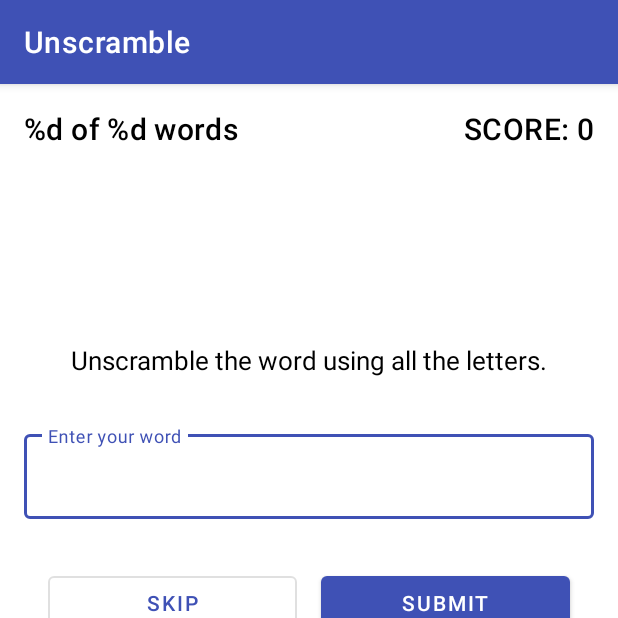
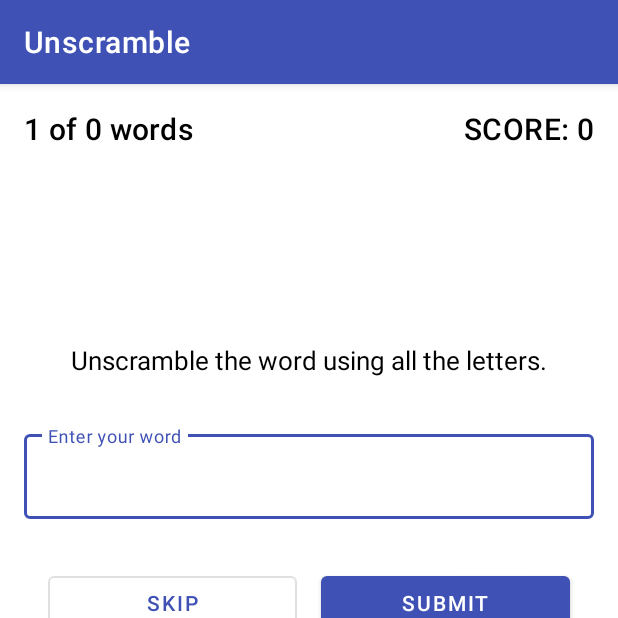
Before and after one commit to naman2807/UnscrambleAppUsingLiveDataAndDataBinding, an Android app: the screen it shows after launch (MainActivity), on a phone screen of 412 x 824 dp, the top half of it. Run offline under Robolectric (Android 15) with nearby library versions, the phone set to English and light mode, and no system bars; our stand-ins replace data binding; 9 statements that could not run were skipped.

Commit message:
In game_fragment.xml, update the text attribute for word_count text view with the following binding expression. Use word_count string resource and pass in gameViewModel.currentWordCount, and maxNoOfWords as resource parameters.

```diff
--- a/app/src/main/res/layout/game_fragment.xml
+++ b/app/src/main/res/layout/game_fragment.xml
@@ -89,7 +89,7 @@
                 android:id="@+id/word_count"
                 android:layout_width="wrap_content"
                 android:layout_height="wrap_content"
-                android:text="@string/word_count"
+                android:text="@{@string/word_count(gameViewModel.currentWordCount, maxNumberOfWords)}"
                 android:textAppearance="@style/TextAppearance.MaterialComponents.Headline6"
                 app:layout_constraintBottom_toTopOf="@+id/textView_unscrambled_word"
                 app:layout_constraintStart_toStartOf="parent"
```
